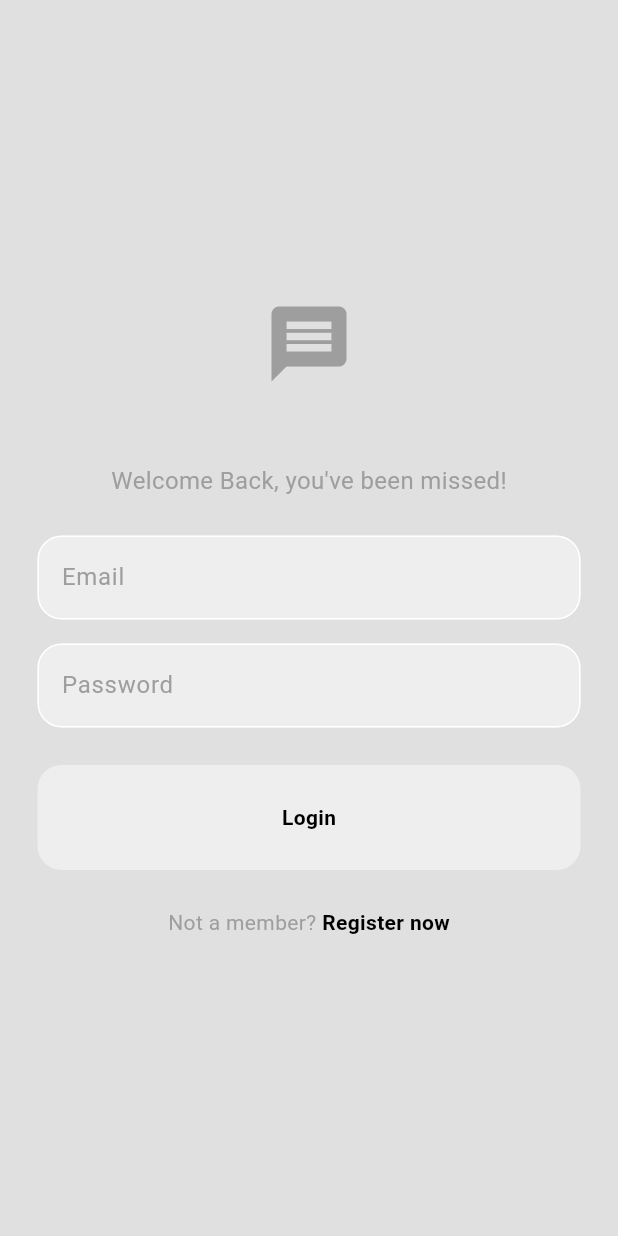
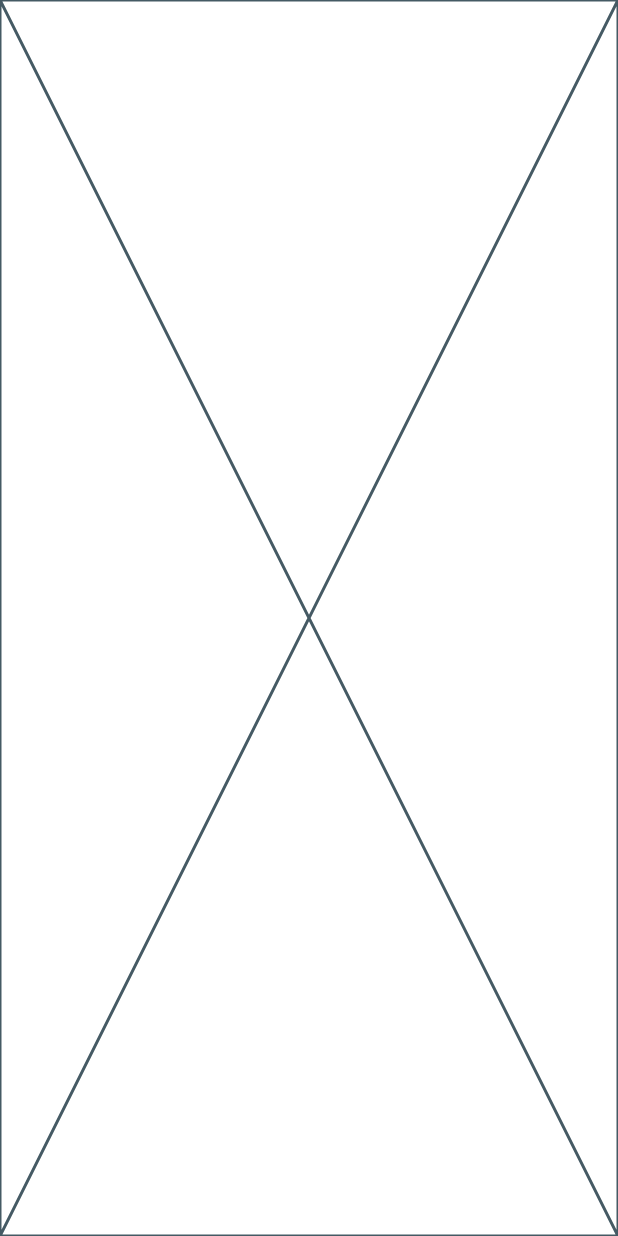
Before and after one commit to raafihilmi/chat_ws, a Flutter app: the screen it shows after launch, on a phone screen of 412 x 824 dp. Run offline on Flutter 3.47's test engine with Material 3 defaults, Android fonts, the phone set to English and light mode, and no system bars.

Commit message:
clean architecture

```diff
--- a/chat_app_client/lib/components/my_button.dart
+++ /dev/null
@@ -1,28 +0,0 @@
-import 'package:flutter/material.dart';
-
-class MyButton extends StatelessWidget {
-  final void Function()? onTap;
-  final String text;
-
-  const MyButton({super.key, required this.text, required this.onTap});
-
-  @override
-  Widget build(BuildContext context) {
-    return GestureDetector(
-      onTap: onTap,
-      child: Container(
-        decoration: BoxDecoration(
-            color: Theme.of(context).colorScheme.secondary,
-            borderRadius: BorderRadius.circular(16)),
-        padding: const EdgeInsets.all(25),
-        margin: const EdgeInsets.symmetric(horizontal: 25),
-        child: Center(
-          child: Text(
-            text,
-            style: const TextStyle(fontWeight: FontWeight.bold),
-          ),
-        ),
-      ),
-    );
-  }
-}
--- a/chat_app_client/lib/components/my_textfield.dart
+++ /dev/null
@@ -1,43 +0,0 @@
-import 'package:flutter/material.dart';
-
-class MyTextField extends StatelessWidget {
-  final String hintText;
-  final bool obscureText;
-  final TextEditingController controller;
-  final FocusNode? focusNode;
-
-  const MyTextField({
-    super.key,
-    required this.hintText,
-    required this.obscureText,
-    required this.controller,
-    this.focusNode
-  });
-
-  @override
-  Widget build(BuildContext context) {
-    return Padding(
-      padding: const EdgeInsets.symmetric(horizontal: 25),
-      child: TextField(
-        obscureText: obscureText,
-        controller: controller,
-        focusNode: focusNode,
-        decoration: InputDecoration(
-          enabledBorder: OutlineInputBorder(
-              borderRadius: BorderRadius.circular(16),
-              borderSide:
-                  BorderSide(color: Theme.of(context).colorScheme.tertiary)),
-          focusedBorder: OutlineInputBorder(
-            borderRadius: BorderRadius.circular(16),
-            borderSide:
-                BorderSide(color: Theme.of(context).colorScheme.primary),
-          ),
-          fillColor: Theme.of(context).colorScheme.secondary,
-          filled: true,
-          hintText: hintText,
-          hintStyle: TextStyle(color: Theme.of(context).colorScheme.primary),
-        ),
-      ),
-    );
-  }
-}
--- a/chat_app_client/lib/main.dart
+++ b/chat_app_client/lib/main.dart
@@ -1,4 +1,3 @@
-import 'package:chat_app_client/pages/login_page.dart';
 import 'package:chat_app_client/themes/theme_provider.dart';
 import 'package:flutter/material.dart';
 import 'package:provider/provider.dart';
@@ -18,10 +17,17 @@
     return MaterialApp(
       title: 'Chat App',
       debugShowCheckedModeBanner: false,
-      home: LoginPage(onTap: () {
-
-      },),
+      home: Blank(),
       theme: Provider.of<ThemeProvider>(context).themeData,
     );
   }
 }
+
+class Blank extends StatelessWidget {
+  const Blank({super.key});
+
+  @override
+  Widget build(BuildContext context) {
+    return const Placeholder();
+  }
+}
--- a/chat_app_client/lib/models/register_response.dart
+++ /dev/null
@@ -1,8 +0,0 @@
-class RegisterResponse {
-  String message;
-
-  RegisterResponse({
-    required this.message,
-  });
-
-}
--- a/chat_app_client/lib/models/token_response.dart
+++ /dev/null
@@ -1,8 +0,0 @@
-class TokenResponse {
-  String token;
-
-  TokenResponse({
-    required this.token,
-  });
-
-}
--- a/chat_app_client/lib/models/user_model.dart
+++ /dev/null
@@ -1,23 +0,0 @@
-class UserModel {
-  String? username;
-  String password;
-  String email;
-
-  UserModel({
-    this.username,
-    required this.password,
-    required this.email,
-  });
-
-  factory UserModel.fromJson(Map<String, dynamic> json) => UserModel(
-    username: json["username"],
-    password: json["password"],
-    email: json["email"],
-  );
-
-  Map<String, dynamic> toJson() => {
-    "username": username,
-    "password": password,
-    "email": email,
-  };
-}
--- a/chat_app_client/lib/pages/login_page.dart
+++ /dev/null
@@ -1,91 +0,0 @@
-import 'package:chat_app_client/components/my_button.dart';
-import 'package:chat_app_client/components/my_textfield.dart';
-import 'package:chat_app_client/source/user_source.dart';
-import 'package:flutter/material.dart';
-
-class LoginPage extends StatelessWidget {
-  final TextEditingController _usernameController = TextEditingController();
-  final TextEditingController _passwordController = TextEditingController();
-
-  final void Function()? onTap;
-
-  LoginPage({super.key, required this.onTap});
-
-  @override
-  Widget build(BuildContext context) {
-    return Scaffold(
-      backgroundColor: Theme.of(context).colorScheme.surface,
-      body: Center(
-        child: Column(
-          mainAxisAlignment: MainAxisAlignment.center,
-          children: [
-            //logo
-            Icon(Icons.message,
-                size: 60, color: Theme.of(context).colorScheme.primary),
-            const SizedBox(
-              height: 50,
-            ),
-            //welcome message
-            Text("Welcome Back, you've been missed!",
-                style: TextStyle(
-                    color: Theme.of(context).colorScheme.primary,
-                    fontSize: 16)),
-
-            const SizedBox(
-              height: 25,
-            ),
-
-            //email textfield
-            MyTextField(
-              hintText: "Email",
-              obscureText: false,
-              controller: _usernameController,
-            ),
-
-            const SizedBox(
-              height: 16,
-            ),
-
-            //password textfield
-            MyTextField(
-              hintText: "Password",
-              obscureText: true,
-              controller: _passwordController,
-            ),
-            const SizedBox(
-              height: 25,
-            ),
-            //login btn
-            MyButton(
-              text: "Login",
-              onTap: () => UserSource.loginAcc(_usernameController.text, _passwordController.text),
-            ),
-
-            const SizedBox(
-              height: 25,
-            ),
-
-            //register btn
-            Row(
-              mainAxisAlignment: MainAxisAlignment.center,
-              children: [
-                Text("Not a member? ",
-                    style: TextStyle(
-                        color: Theme.of(context).colorScheme.primary)),
-                GestureDetector(
-                  onTap: onTap,
-                  child: const Text(
-                    "Register now",
-                    style: TextStyle(
-                      fontWeight: FontWeight.bold,
-                    ),
-                  ),
-                ),
-              ],
-            )
-          ],
-        ),
-      ),
-    );
-  }
-}
--- a/chat_app_client/lib/source/user_source.dart
+++ /dev/null
@@ -1,72 +0,0 @@
-import 'dart:convert';
-import 'dart:developer';
-
-import 'package:chat_app_client/common/urls.dart';
-import 'package:chat_app_client/models/register_response.dart';
-import 'package:chat_app_client/models/token_response.dart';
-import 'package:http/http.dart' as http;
-
-
-class UserSource {
-  static const _baseURL = '${URLs.host}/api';
-
-  static Future<RegisterResponse?> registerAcc(
-      String username, password, email) async {
-    log(username, name: "username");
-    log(password, name: "password");
-    log(email, name: "email");
-    try {
-      final response = await http.post(
-        Uri.parse('$_baseURL/auth/register'),
-        body: jsonEncode({
-          "username": username,
-          "password": password,
-          "email": email
-        })
-      );
-
-      if(response.statusCode == 200) {
-        log(response.body);
-        Map resBody = jsonDecode(response.body);
-        log(resBody.toString());
-
-        return RegisterResponse(message: resBody.toString());
-      }
-      log('Response status: ${response.statusCode}', name: 'register');
-      log('Response body: ${response.body}', name: 'register');
-
-    } catch (e) {
-      log(e.toString(), name: 'Error register');
-      return null;
-    }
-    return null;
-  }
-
-  static Future<TokenResponse?> loginAcc(
-      String username, password) async {
-    log(username, name: "email");
-    log(password, name: "password");
-    try {
-      final response = await http.post(
-          Uri.parse('$_baseURL/auth/login'),
-          body: jsonEncode({
-            "username": username,
-            "password": password,
-          })
-      );
-
-      if(response.statusCode == 200) {
-        log(response.body);
-        Map resBody = jsonDecode(response.body);
-        log(resBody.toString());
-
-        return TokenResponse(token: resBody.toString());
-      }
-
-    } catch (e) {
-      log(e.toString(), name: 'Error login');
-      return null;
-    }
-    return null;
-  }
-}
--- a/chat_app_client/pubspec.yaml
+++ b/chat_app_client/pubspec.yaml
@@ -14,6 +14,9 @@ dependencies:
   cupertino_icons: ^1.0.8
   provider: ^6.1.2
   http: ^1.2.2
+  equatable: ^2.0.5
+  dartz: ^0.10.1
+  web_socket_channel: ^3.0.1
 
 dev_dependencies:
   flutter_test:
```
Also changed, not shown: chat_app_client/lib/common/app_color.dart (deleted, +0 -16 lines), chat_app_client/lib/common/app_info.dart (deleted, +0 -23 lines), chat_app_client/lib/components/chat_bubble.dart (deleted, +0 -123 lines), chat_app_client/lib/components/user_tile.dart (deleted, +0 -25 lines), chat_app_client/lib/pages/register_page.dart (deleted, +0 -152 lines), chat_app_client/pubspec.lock.
